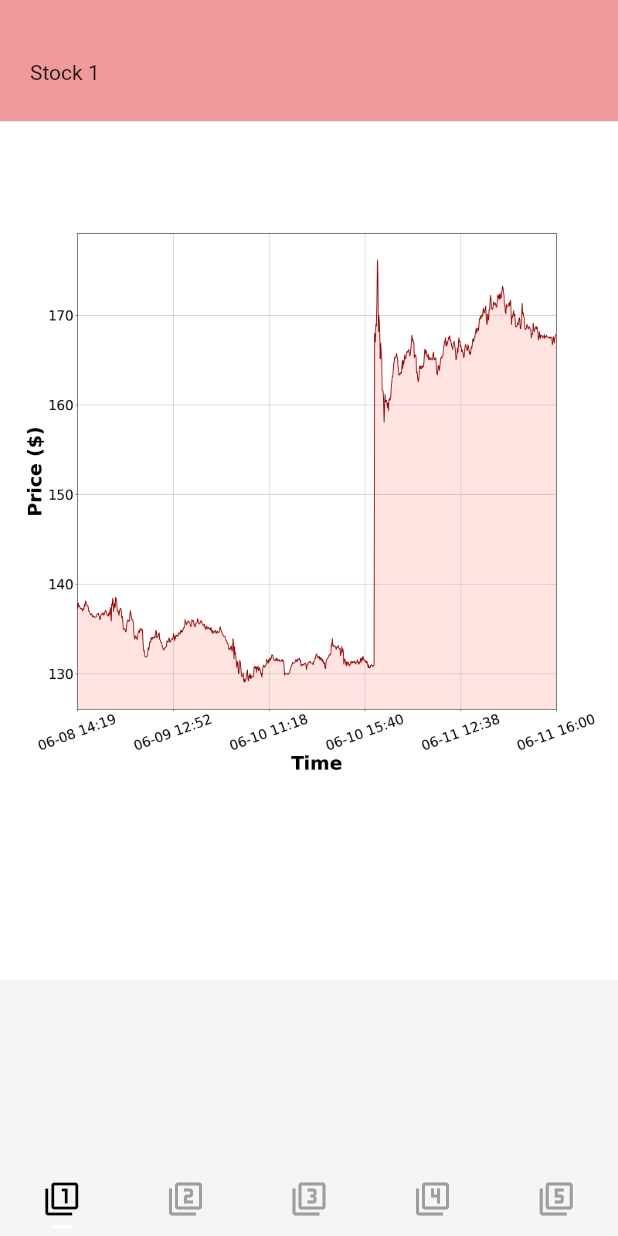
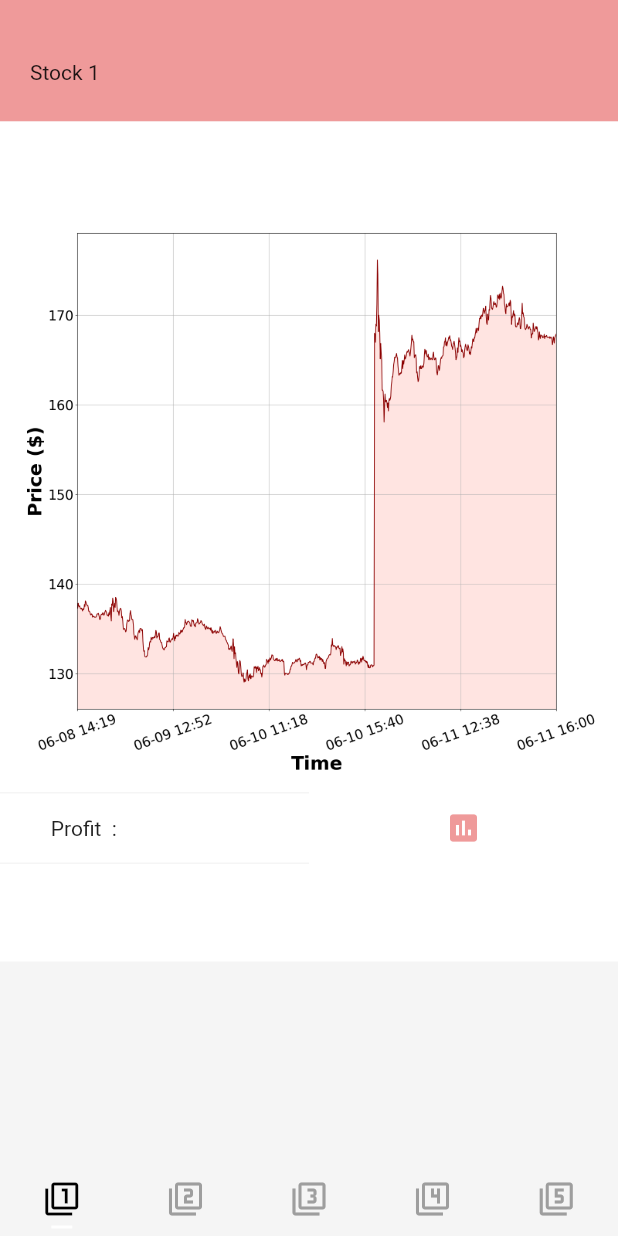
Before and after one commit to kunhwiko/stock-bot, a Flutter app: the screen it shows after launch, on a phone screen of 412 x 824 dp. Run offline on Flutter 3.47's test engine with Material 2 defaults, Android fonts, the phone set to English and light mode, and no system bars; our stand-ins replace charts_flutter.

Commit message:
change interface

```diff
--- a/dart_folder/lib/main.dart
+++ b/dart_folder/lib/main.dart
@@ -53,7 +53,38 @@ class _HomeState extends State<Home> {
                     children : <Widget>[
                       Expanded(
                         child : Container(
-                          padding : EdgeInsets.fromLTRB(20.0, 35.0, 20.0, 100.0),
+                          padding : EdgeInsets.fromLTRB(20.0, 0.0, 20.0, 10.0),
+                          color : Colors.white,
+                        ),
+                      ),
+                    ],
+                  ),
+                  Row(
+                    children : <Widget>[
+                      Expanded(
+                        child : Container(
+                          padding : EdgeInsets.fromLTRB(20.0, 15.0, 20.0, 15.0),
+                          child: Text('    Profit  :  '),
+                          color : Colors.white,
+                        ),
+                      ),
+                      Expanded(
+                        child : Container(
+                          color : Colors.white,
+                          child: IconButton(
+                            onPressed: (){},
+                            icon : Icon(Icons.assessment),
+                            color : Colors.red[200],
+                          ),
+                        ),
+                      ),
+                    ],
+                  ),
+                  Row(
+                    children : <Widget>[
+                      Expanded(
+                        child : Container(
+                          padding : EdgeInsets.fromLTRB(20.0, 35.0, 20.0, 30.0),
                           color : Colors.white,
                         ),
                       ),
```
